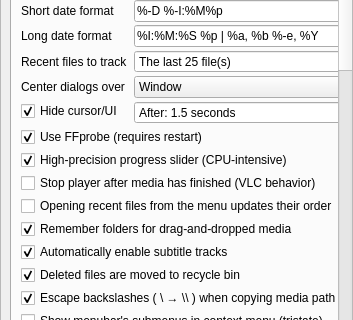
thisismy-github/pyplayer, file bin/window_settings.ui: the form before one commit; both pictures show x 0 to 353 and y 95 to 415 of the 353 by 730 pixel window.
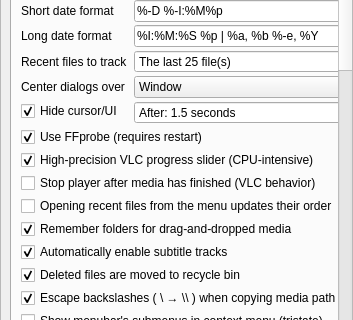
The form after the commit. Custom widgets are drawn as their Qt base class.

```diff
--- a/bin/window_settings.ui
+++ b/bin/window_settings.ui
@@ -435,7 +435,7 @@
 If not checked, libVLC's native updates will be used.</string>
                </property>
                <property name="text">
-                <string>High-precision progress slider (CPU-intensive)</string>
+                <string>High-precision VLC progress slider (CPU-intensive)</string>
                </property>
                <property name="checked">
                 <bool>true</bool>
```
Left out of the diff: 28 changed lines with no effect on the pictures.
